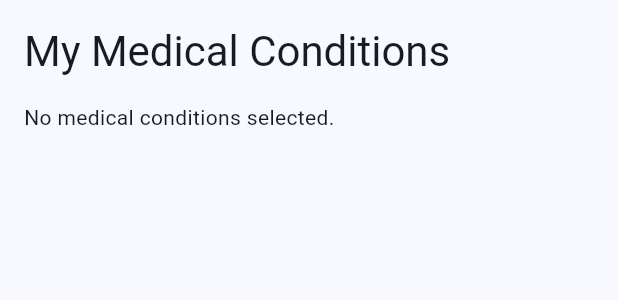
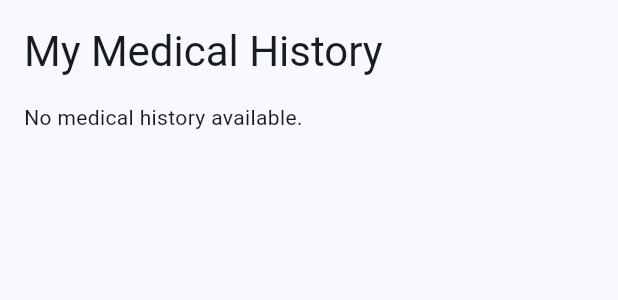
Before and after one commit to amrtahawork/moh-hajj-supabase, a Flutter app: the MyMedicalInfoTab widget shown alone on an empty page, opened directly, on a phone screen of 412 x 824 dp. Shown: the top 300 px of the screen. Run offline on Flutter 3.47's test engine with Material 3 defaults, Android fonts, the phone set to English and light mode, and no system bars.

Commit message:
json edit

```diff
--- /dev/null
+++ b/devtools_options.yaml
@@ -0,0 +1,4 @@
+description: This file stores settings for Dart & Flutter DevTools.
+documentation: https://docs.flutter.dev/tools/devtools/extensions#configure-extension-enablement-states
+extensions:
+  - shared_preferences: true
--- a/lib/tabs/health_conditions.dart
+++ b/lib/tabs/health_conditions.dart
@@ -9,7 +9,8 @@ import '../screens/comments_screen.dart';
 
 
 class HealthConditionsTab extends StatefulWidget {
-  const HealthConditionsTab({Key? key}) : super(key: key);
+  const HealthConditionsTab({super.key});
+
 
   @override
   State<HealthConditionsTab> createState() => _HealthConditionsTabState();
--- a/lib/tabs/my_medical_info.dart
+++ b/lib/tabs/my_medical_info.dart
@@ -1,5 +1,7 @@
 import 'package:flutter/material.dart';
 import 'dart:convert';
+import 'dart:io';
+import 'package:path_provider/path_provider.dart';
 class MyMedicalInfoTab extends StatefulWidget {
   const MyMedicalInfoTab({super.key});
 
@@ -8,40 +10,49 @@ class MyMedicalInfoTab extends StatefulWidget {
 }
 
 class _MyMedicalInfoTabState extends State<MyMedicalInfoTab> {
-  Map<String, bool> _selectedConditions = {};
+  List<String> _selectedConditions = [];
 
   @override
   void initState() {
     super.initState();
     _loadSelectedConditions();
   }
-  Future<String> get _localPath async {
-    // Assume you want to store it in the application documents directory
-    // For simplicity, we're placing it in the root for now.  Adjust as needed.
-    return '.';
-  }
-
-  Future<dynamic> get _localFile async {
-    final path = await _localPath;
-    return '$path/medical_conditions.json';
-  }
 
   Future<void> _loadSelectedConditions() async {
     try {
-      final file = await _localFile;
-      final contents = await file.readAsString();
+      final directory = await getApplicationDocumentsDirectory();
+      final file = File('${directory.path}/medical_conditions.json');
+      if (await file.exists()) {
+        final jsonData = await file.readAsString();
+        final List<dynamic> decodedData = jsonDecode(jsonData);
+        setState(() {
+          _selectedConditions = decodedData.cast<String>();
+        });
+      } else {
+        setState(() {
+          _selectedConditions = [];
+        });
+        // Create the file if it doesn't exist and save an empty list
+        final jsonData = jsonEncode([]);
+        await file.writeAsString(jsonData);
+        setState(() {
+          _selectedConditions = [];
+          print("Created medical_conditions.json with empty data");
+        });
+      }
+    } catch (e) {
       setState(() {
-        _selectedConditions = Map<String, bool>.from(jsonDecode(contents));
-      });
-    } catch (e) {
-      // If encountering an error, return default values or handle as needed
-      setState(() {
-        _selectedConditions = {};
+        _selectedConditions = [];
       });
       print("Error loading conditions: $e");
-
     }
   }
+
+  String _getConditionText(String condition) {
+    // You can customize how each condition is displayed
+    return condition;
+  }
+
 
   @override
   Widget build(BuildContext context) {
@@ -51,23 +62,21 @@ class _MyMedicalInfoTabState extends State<MyMedicalInfoTab> {
         crossAxisAlignment: CrossAxisAlignment.start,
         children: [
           Text(
-            'My Medical Conditions',
+            'My Medical History',
             style: Theme.of(context).textTheme.headlineMedium,
           ),
           const SizedBox(height: 16),
           _selectedConditions.isEmpty
-              ? const Text('No medical conditions selected.')
-              :  Wrap(
-            spacing: 8.0, // gap between adjacent chips
-            runSpacing: 4.0, // gap between lines
-            children: _selectedConditions.entries
-                .where((entry) => entry.value)
-                .map((entry) => Chip(
-              label: Text(entry.key),
-            ))
-                .toList(),
-          )
-
+              ? const Text('No medical history available.')
+              : Column(
+                  crossAxisAlignment: CrossAxisAlignment.start,
+                  children: _selectedConditions.map((condition) {
+                    return Padding(
+                      padding: const EdgeInsets.symmetric(vertical: 4.0),
+                      child: Text('• ${_getConditionText(condition)}'),
+                    );
+                  }).toList(),
+                ),
         ],
       ),
     );
--- a/pubspec.yaml
+++ b/pubspec.yaml
@@ -1,4 +1,4 @@
-name: myapp
+name: hajj_health_pass
 description: "A new Flutter project."
 # The following line prevents the package from being accidentally published to
 # pub.dev using `flutter pub publish`. This is preferred for private packages.
```
Also changed, not shown: lib/main.dart (+22 -7 lines), pubspec.lock, 127 other files.
